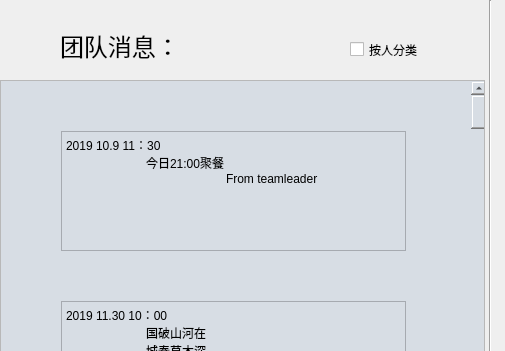
First picture: the form in OutTime/teaminfo.ui, repository agilelike/OurTime, before the edit; both pictures show x 0 to 505 and y 0 to 351 of the 1200 by 480 pixel window.
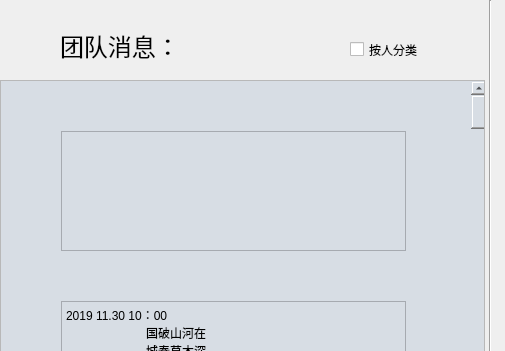
Second picture: the form after the edit.

The edit to the form file:
```diff
--- a/OutTime/teaminfo.ui
+++ b/OutTime/teaminfo.ui
@@ -90,9 +90,7 @@
 &lt;html&gt;&lt;head&gt;&lt;meta name=&quot;qrichtext&quot; content=&quot;1&quot; /&gt;&lt;style type=&quot;text/css&quot;&gt;
 p, li { white-space: pre-wrap; }
 &lt;/style&gt;&lt;/head&gt;&lt;body style=&quot; font-family:'SimSun'; font-size:9pt; font-weight:400; font-style:normal;&quot;&gt;
-&lt;p style=&quot; margin-top:0px; margin-bottom:0px; margin-left:0px; margin-right:0px; -qt-block-indent:0; text-indent:0px;&quot;&gt;2019 10.9 11：30&lt;/p&gt;
-&lt;p style=&quot; margin-top:0px; margin-bottom:0px; margin-left:0px; margin-right:0px; -qt-block-indent:0; text-indent:0px;&quot;&gt;	今日21:00聚餐&lt;/p&gt;
-&lt;p style=&quot; margin-top:0px; margin-bottom:0px; margin-left:0px; margin-right:0px; -qt-block-indent:0; text-indent:0px;&quot;&gt;		From teamleader&lt;/p&gt;&lt;/body&gt;&lt;/html&gt;</string>
+&lt;p style=&quot;-qt-paragraph-type:empty; margin-top:0px; margin-bottom:0px; margin-left:0px; margin-right:0px; -qt-block-indent:0; text-indent:0px;&quot;&gt;&lt;br /&gt;&lt;/p&gt;&lt;/body&gt;&lt;/html&gt;</string>
      </property>
     </widget>
     <widget class="QTextBrowser" name="textBrowser_2">
```
